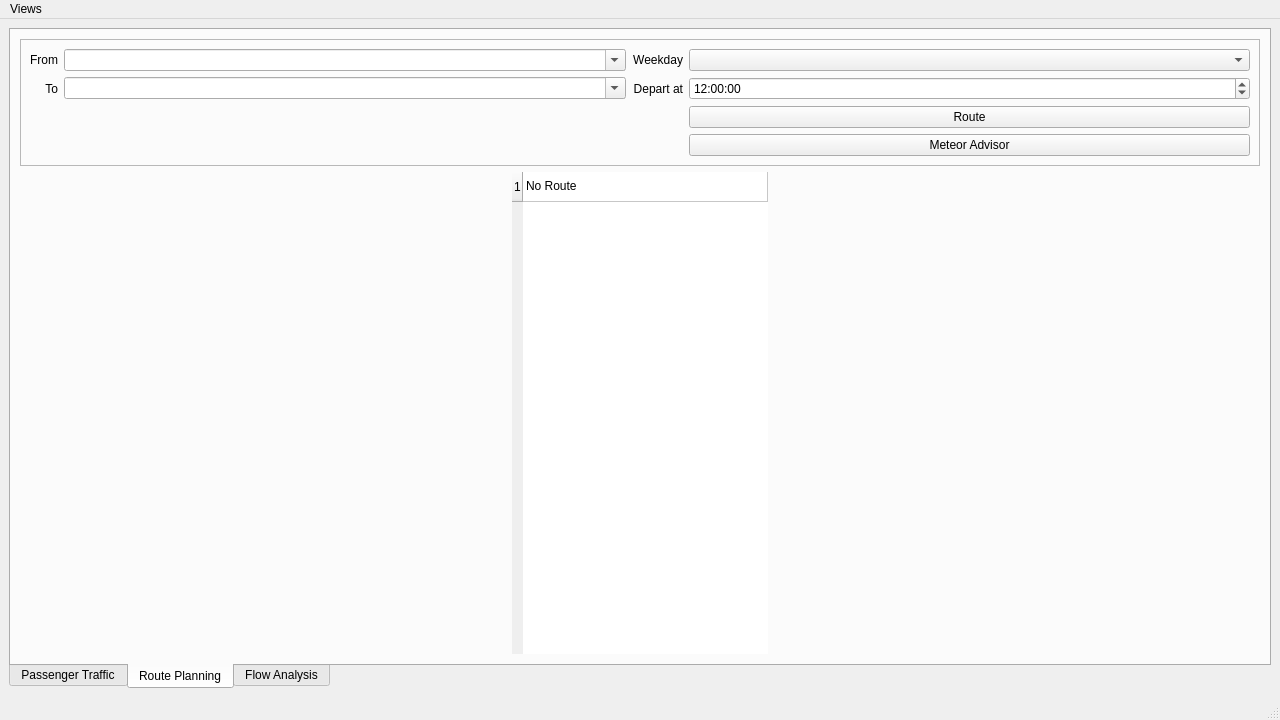
skyzh/Meteor, file src/mainwindow.ui: the form before one commit.
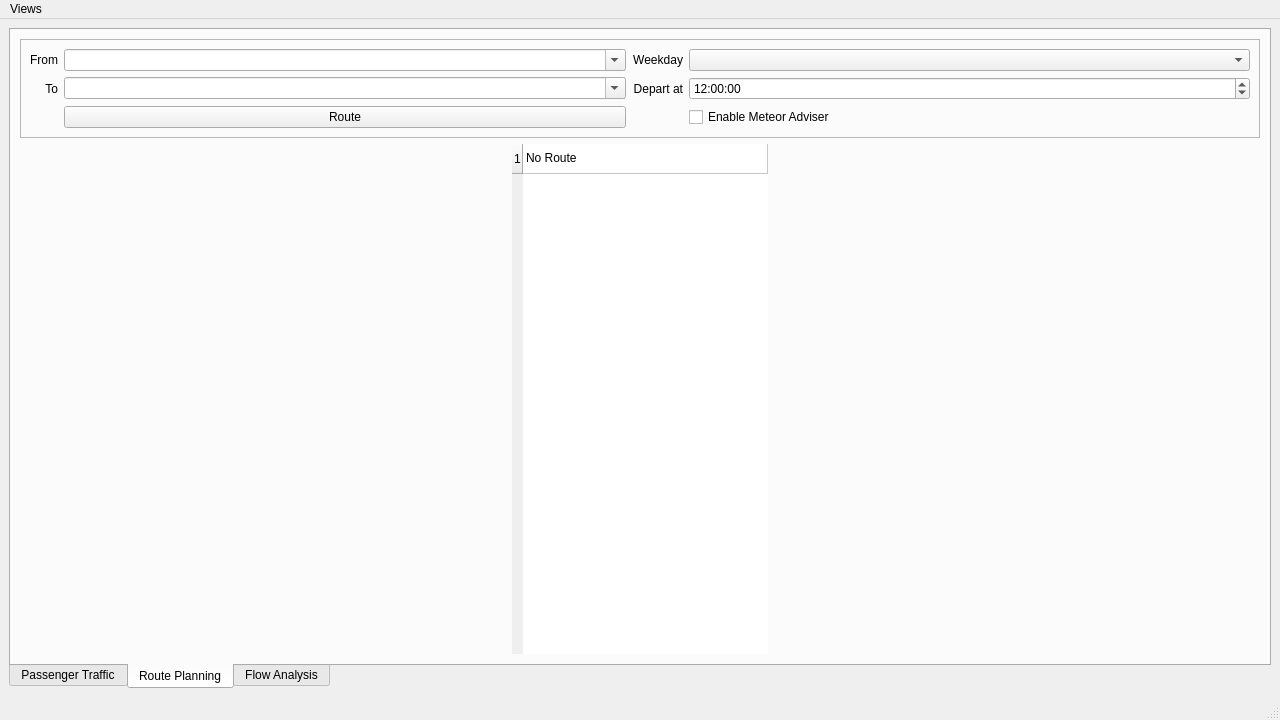
The form after the commit.

Commit message: complete smart travel

Patch:
```diff
--- a/src/mainwindow.ui
+++ b/src/mainwindow.ui
@@ -375,20 +375,6 @@
              </property>
             </widget>
            </item>
-           <item row="4" column="3">
-            <widget class="QPushButton" name="pushButtonRoutePlanning">
-             <property name="text">
-              <string>Route</string>
-             </property>
-            </widget>
-           </item>
-           <item row="5" column="3">
-            <widget class="QPushButton" name="pushButtonSmartTravel">
-             <property name="text">
-              <string>Meteor Advisor</string>
-             </property>
-            </widget>
-           </item>
            <item row="2" column="0">
             <widget class="QLabel" name="labelStationTo">
              <property name="text">
@@ -453,6 +439,20 @@
              </property>
             </widget>
            </item>
+           <item row="5" column="1">
+            <widget class="QPushButton" name="pushButtonRoutePlanning">
+             <property name="text">
+              <string>Route</string>
+             </property>
+            </widget>
+           </item>
+           <item row="5" column="3">
+            <widget class="QCheckBox" name="checkBoxAdviser">
+             <property name="text">
+              <string>Enable Meteor Adviser</string>
+             </property>
+            </widget>
+           </item>
           </layout>
          </widget>
         </item>
```
The commit also changes 7 other files.
